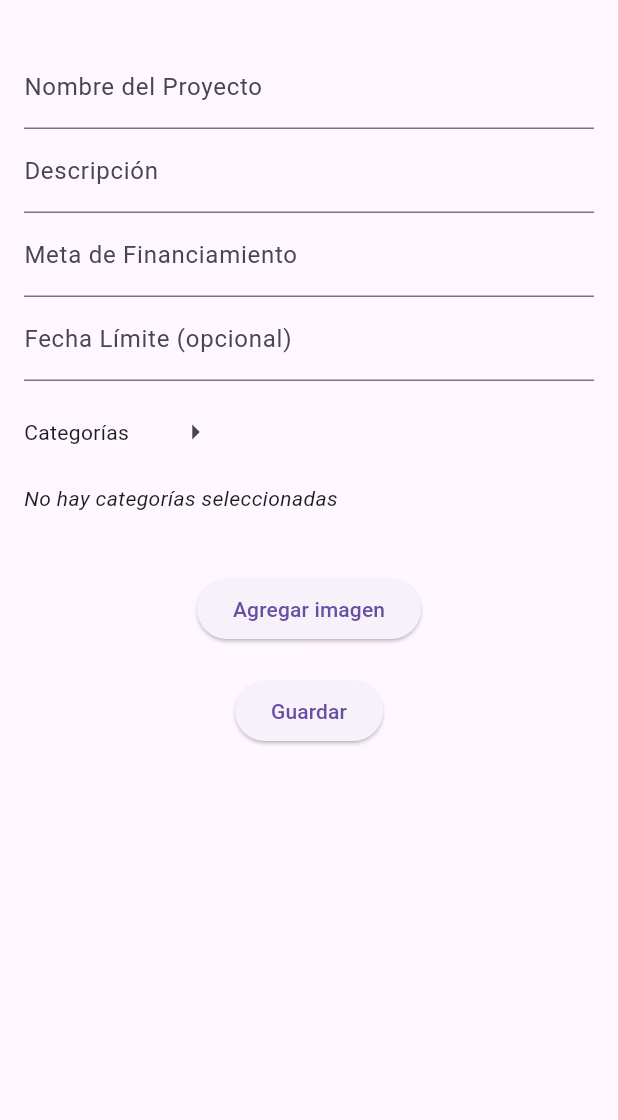
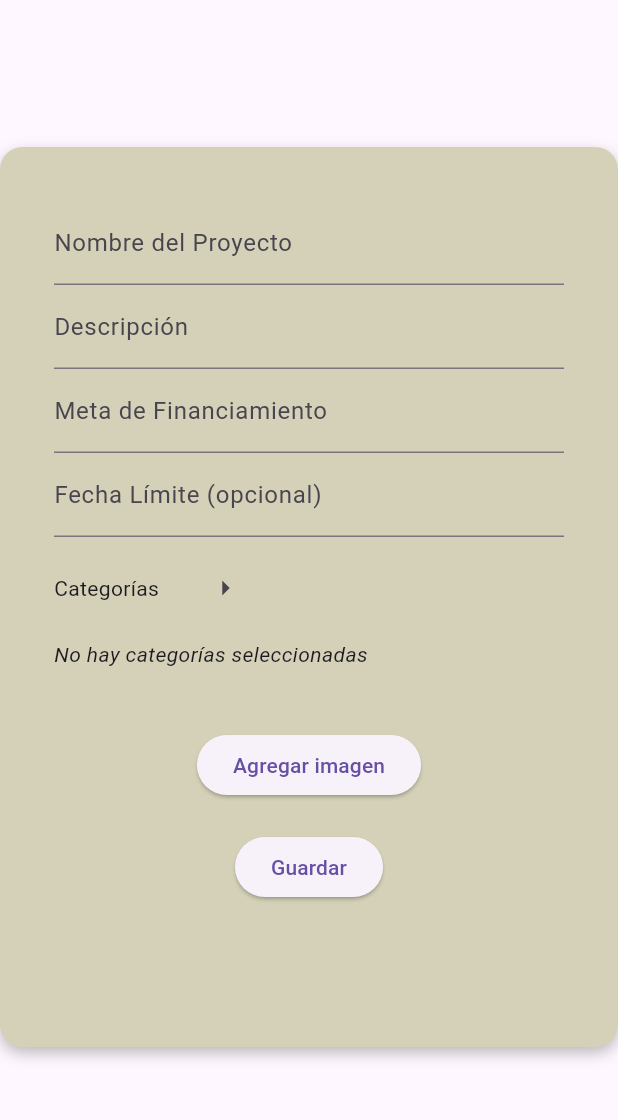
Before and after one commit to estebans0/PRY_Reque, a Flutter app: the ProjectFormScreen screen opened by its route, on a phone screen of 412 x 824 dp, the part 63-1183 px from its top. Run offline on Flutter 3.47's test engine with Material 3 defaults, Android fonts, the phone set to English and light mode, and no system bars; our stand-ins replace cloud_firestore, firebase_auth, firebase_core; missing offline and left inert: dart:html; accounts and stored records are empty.

Commit message:
diseño en pantallas de ver proyectos

```diff
--- a/lib/views/project_form_screen.dart
+++ b/lib/views/project_form_screen.dart
@@ -264,7 +264,26 @@ class _ProjectFormScreenState extends State<ProjectFormScreen> {
       ),
       body: _isLoading
           ? const Center(child: CircularProgressIndicator())
-          : Padding(
+          : Stack(
+                children: [
+                // cuadro del frente
+                Center(
+                  child: Container(
+                    width: 800,
+                    height: 600,
+                    padding: EdgeInsets.all(20),
+                    decoration: BoxDecoration(
+                      color: Color.fromARGB(255, 212, 209, 184), //fromRGBO(212, 209, 184, 50),
+                      borderRadius: BorderRadius.circular(15),
+                      boxShadow: [
+                        BoxShadow(
+                          color: Colors.black26,
+                          blurRadius: 8,
+                          offset: Offset(0, 4),
+                        ),
+                      ],
+                    ),
+                  child: Padding(
                     padding: const EdgeInsets.all(16.0),
                     child: Column(
                       children: [
@@ -355,6 +374,10 @@ class _ProjectFormScreenState extends State<ProjectFormScreen> {
                       ],
                     ),
                   ),
+                ),
+                ),
+                ]
+          )
     );
   }
 }
```
Also changed, not shown: lib/views/project_form_screen_admin.dart (+24 -1 lines), lib/views/project_information_screen.dart (+25 -1 lines). Lines whose indentation alone changed are shown as unchanged.
